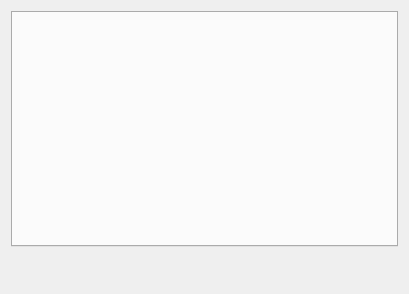
Above: src/movida/ui/multipagedialog.ui from hippydream/movida before the change. Below: the same form after it.
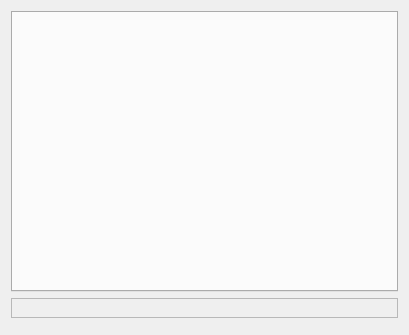
That is the form after the change.

```diff
--- a/src/movida/ui/multipagedialog.ui
+++ b/src/movida/ui/multipagedialog.ui
@@ -1,60 +1,50 @@
 <ui version="4.0" >
  <class>MvdMultiPageDialog</class>
- <widget class="QDialog" name="MvdMultiPageDialog" >
-  <property name="geometry" >
+ <widget class="QDialog" name="MvdMultiPageDialog">
+  <property name="geometry">
    <rect>
     <x>0</x>
     <y>0</y>
     <width>409</width>
-    <height>294</height>
+    <height>335</height>
    </rect>
   </property>
   <property name="windowTitle" >
    <string>Movida</string>
   </property>
-  <layout class="QGridLayout" >
-   <item row="0" column="0" >
-    <widget class="QTabWidget" name="contents" >
-     <property name="currentIndex" >
+  <layout class="QGridLayout" name="gridLayout">
+   <item row="0" column="0">
+    <widget class="QTabWidget" name="contents">
+     <property name="currentIndex">
       <number>-1</number>
      </property>
     </widget>
    </item>
-   <item row="1" column="0" >
-    <widget class="QLabel" name="advancedControls" >
-     <property name="contextMenuPolicy" >
-      <enum>Qt::NoContextMenu</enum>
+   <item row="1" column="0">
+    <widget class="QFrame" name="advancedControls">
+     <property name="frameShape">
+      <enum>QFrame::StyledPanel</enum>
      </property>
-     <property name="text" >
-      <string/>
+     <property name="frameShadow">
+      <enum>QFrame::Raised</enum>
      </property>
-     <property name="alignment" >
-      <set>Qt::AlignRight|Qt::AlignTrailing|Qt::AlignVCenter</set>
-     </property>
-     <property name="wordWrap" >
-      <bool>true</bool>
-     </property>
+     <layout class="QHBoxLayout" name="horizontalLayout">
+      <item>
+       <widget class="QDialogButtonBox" name="advButtonBox">
+        <property name="orientation">
+         <enum>Qt::Horizontal</enum>
+        </property>
+        <property name="standardButtons">
+         <set>QDialogButtonBox::NoButton</set>
+        </property>
+       </widget>
+      </item>
+     </layout>
     </widget>
    </item>
-   <item row="2" column="0" >
-    <spacer>
-     <property name="orientation" >
-      <enum>Qt::Vertical</enum>
-     </property>
-     <property name="sizeType" >
-      <enum>QSizePolicy::Fixed</enum>
-     </property>
-     <property name="sizeHint" >
-      <size>
-       <width>20</width>
-       <height>10</height>
-      </size>
-     </property>
-    </spacer>
-   </item>
-   <item row="3" column="0" >
-    <widget class="QDialogButtonBox" name="buttonBox" >
-     <property name="orientation" >
+   <item row="2" column="0">
+    <widget class="QDialogButtonBox" name="buttonBox">
+     <property name="orientation">
       <enum>Qt::Horizontal</enum>
      </property>
      <property name="standardButtons" >
```
Left out of the diff: 7 changed lines with no effect on the pictures.
